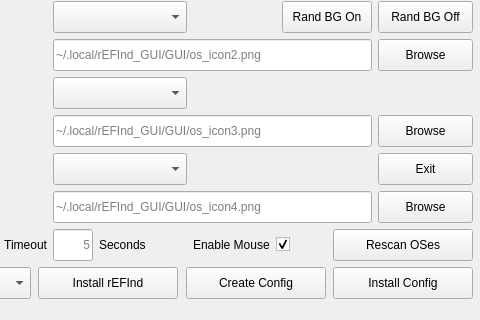
The window that GUI/src/mainwindow.ui (jlobue10/rEFInd_GUI) describes before a commit, drawn with Qt 5; both pictures show x 133 to 613 and y 160 to 480 of the 613 by 480 pixel window.
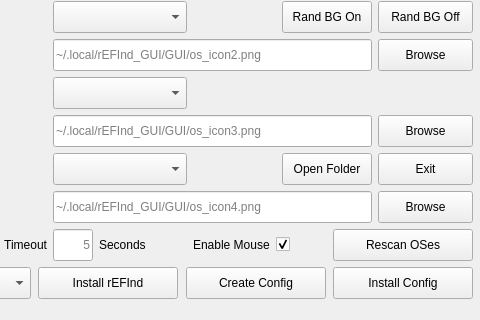
The same window after the commit. Icons and pictures are not drawn.

Commit message: Add Open Folder button and a backgrounds shortcut in the GUI folder

```diff
--- a/GUI/src/mainwindow.ui
+++ b/GUI/src/mainwindow.ui
@@ -445,6 +445,28 @@
        </property>
       </widget>
      </item>
+     <item row="8" column="5">
+      <widget class="QPushButton" name="Open_Folder_pushButton">
+       <property name="minimumSize">
+        <size>
+         <width>90</width>
+         <height>32</height>
+        </size>
+       </property>
+       <property name="maximumSize">
+        <size>
+         <width>90</width>
+         <height>32</height>
+        </size>
+       </property>
+       <property name="toolTip">
+        <string>Open the folder holding refind.conf and the background/icon PNGs</string>
+       </property>
+       <property name="text">
+        <string>Open Folder</string>
+       </property>
+      </widget>
+     </item>
      <item row="8" column="6">
       <widget class="QPushButton" name="Exit_pushButton">
        <property name="minimumSize">
```
The commit also changes 5 other files.
